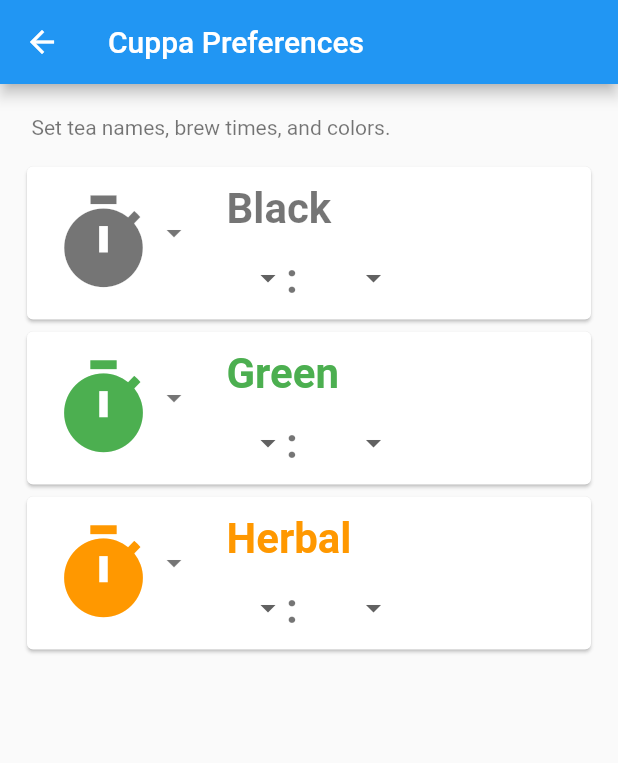
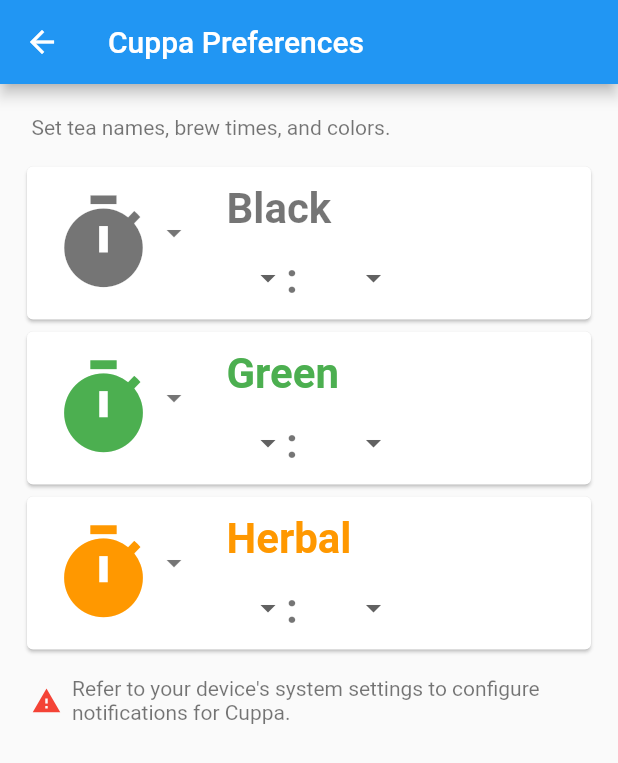
Before and after one commit to ncosgray/cuppa_mobile, a Flutter app: the PrefsWidget screen opened by its route, on a phone screen of 412 x 824 dp. Shown: the top 763 px of the screen. Run offline on Flutter 3.47's test engine with Material 2 defaults, Android fonts, the phone set to English and light mode, and no system bars; our stand-ins replace shared_preferences; missing offline and left inert: quick_actions; accounts and stored records are empty; statements that could not run were skipped.

Commit message:
notification settings warning message

```diff
--- a/lib/prefs.dart
+++ b/lib/prefs.dart
@@ -40,6 +40,8 @@ final String confirmYes = 'Yes';
 final String confirmNo = 'No';
 final String prefsTitle = 'Cuppa Preferences';
 final String prefsHeader = 'Set tea names, brew times, and colors.';
+final String prefsNotifications =
+    'Refer to your device\'s system settings to configure notifications for Cuppa.';
 final String prefsNameMissing = 'Please enter a tea name';
 final String prefsNameLong = 'Tea name is too long';
 
@@ -228,6 +230,22 @@ class _PrefsWidgetState extends State<PrefsWidget> {
             new PrefsTeaRow(tea: tea1),
             new PrefsTeaRow(tea: tea2),
             new PrefsTeaRow(tea: tea3),
+            new Align(
+                alignment: Alignment.topLeft,
+                child: new Container(
+                    margin: const EdgeInsets.fromLTRB(7.0, 14.0, 7.0, 0.0),
+                    child: new Row(children: [
+                      new Container(
+                          margin: const EdgeInsets.fromLTRB(0.0, 0.0, 7.0, 0.0),
+                          child: Icon(Icons.warning,
+                              size: 20.0, color: Colors.red)),
+                      new Expanded(
+                          child: new Text(prefsNotifications,
+                              style: TextStyle(
+                                fontSize: 14.0,
+                                color: Theme.of(context).buttonColor,
+                              )))
+                    ]))),
           ],
         ));
   }
```
